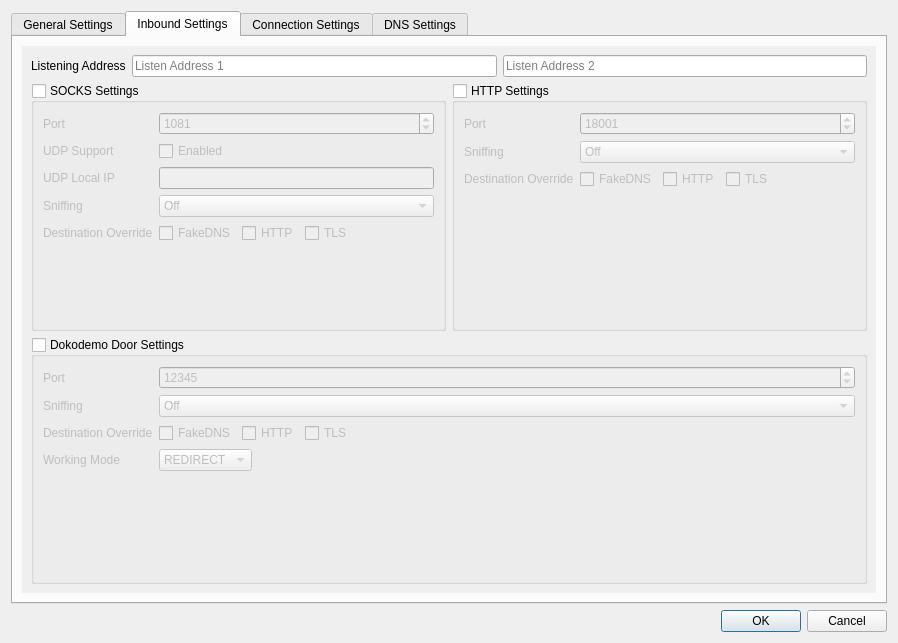
This is src/ui/windows/w_PreferencesWindow.ui in dyhkwong/Qv2ray as Qt 5 draws it before an edit. The edited form follows.
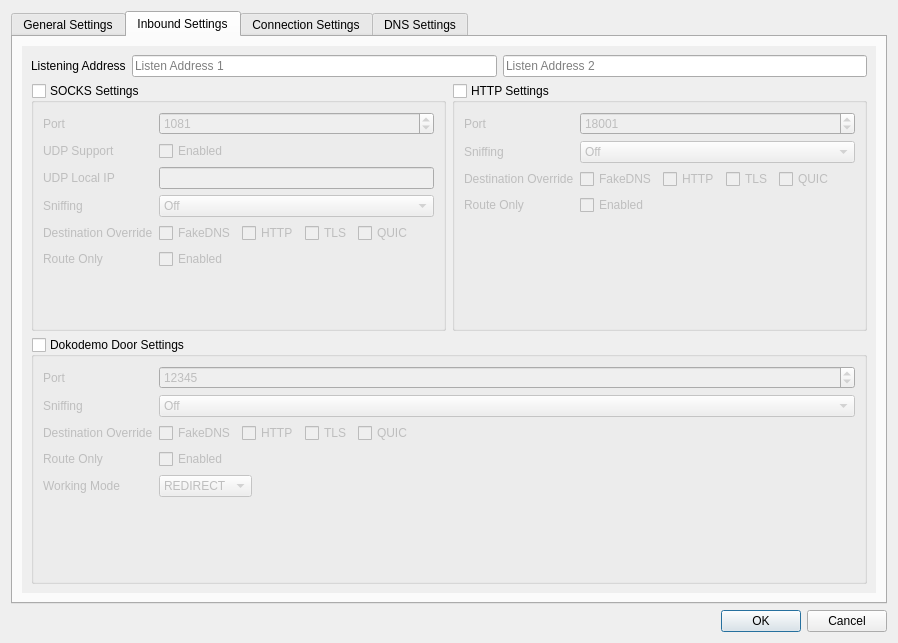
This is the edited form. The open tabs and pages were chosen to show the change.

Diff of the .ui file:
```diff
--- a/src/ui/windows/w_PreferencesWindow.ui
+++ b/src/ui/windows/w_PreferencesWindow.ui
@@ -672,6 +672,13 @@
                     </property>
                    </widget>
                   </item>
+                  <item>
+                   <widget class="QCheckBox" name="socksOverrideQUICCB">
+                    <property name="text">
+                     <string>QUIC</string>
+                    </property>
+                   </widget>
+                  </item>
                   <item>
                    <spacer name="horizontalSpacer_6">
                     <property name="orientation">
@@ -687,6 +694,23 @@
                   </item>
                  </layout>
                 </item>
+                <item row="5" column="0">
+                 <widget class="QLabel" name="label_94">
+                  <property name="text">
+                   <string>Route Only</string>
+                  </property>
+                  <property name="textFormat">
+                   <enum>Qt::PlainText</enum>
+                  </property>
+                 </widget>
+                </item>
+                <item row="5" column="1">
+                 <widget class="QCheckBox" name="socksRouteOnlyCB">
+                  <property name="text">
+                   <string>Enabled</string>
+                  </property>
+                 </widget>
+                </item>
                </layout>
               </widget>
              </item>
@@ -791,6 +815,13 @@
                     </property>
                    </widget>
                   </item>
+                  <item>
+                   <widget class="QCheckBox" name="httpOverrideQUICCB">
+                    <property name="text">
+                     <string>QUIC</string>
+                    </property>
+                   </widget>
+                  </item>
                   <item>
                    <spacer name="horizontalSpacer_8">
                     <property name="orientation">
@@ -806,6 +837,23 @@
                   </item>
                  </layout>
                 </item>
+                <item row="3" column="0">
+                 <widget class="QLabel" name="label_95">
+                  <property name="text">
+                   <string>Route Only</string>
+                  </property>
+                  <property name="textFormat">
+                   <enum>Qt::PlainText</enum>
+                  </property>
+                 </widget>
+                </item>
+                <item row="3" column="1">
+                 <widget class="QCheckBox" name="httpRouteOnlyCB">
+                  <property name="text">
+                   <string>Enabled</string>
+                  </property>
+                 </widget>
+                </item>
                </layout>
               </widget>
              </item>
@@ -904,6 +952,13 @@
                     </property>
                    </widget>
                   </item>
+                  <item>
+                   <widget class="QCheckBox" name="tproxyOverrideQUICCB">
+                    <property name="text">
+                     <string>QUIC</string>
+                    </property>
+                   </widget>
+                  </item>
                   <item>
                    <spacer name="horizontalSpacer_3">
                     <property name="orientation">
@@ -920,6 +975,23 @@
                  </layout>
                 </item>
                 <item row="3" column="0">
+                 <widget class="QLabel" name="label_96">
+                  <property name="text">
+                   <string>Route Only</string>
+                  </property>
+                  <property name="textFormat">
+                   <enum>Qt::PlainText</enum>
+                  </property>
+                 </widget>
+                </item>
+                <item row="3" column="1">
+                 <widget class="QCheckBox" name="tproxyRouteOnlyCB">
+                  <property name="text">
+                   <string>Enabled</string>
+                  </property>
+                 </widget>
+                </item>
+                <item row="4" column="0">
                  <widget class="QLabel" name="label_78">
                   <property name="text">
                    <string>Working Mode</string>
@@ -929,7 +1001,7 @@
                   </property>
                  </widget>
                 </item>
-                <item row="3" column="1">
+                <item row="4" column="1">
                  <widget class="QComboBox" name="tproxyModeCB">
                   <property name="sizePolicy">
                    <sizepolicy hsizetype="Fixed" vsizetype="Fixed">
```
